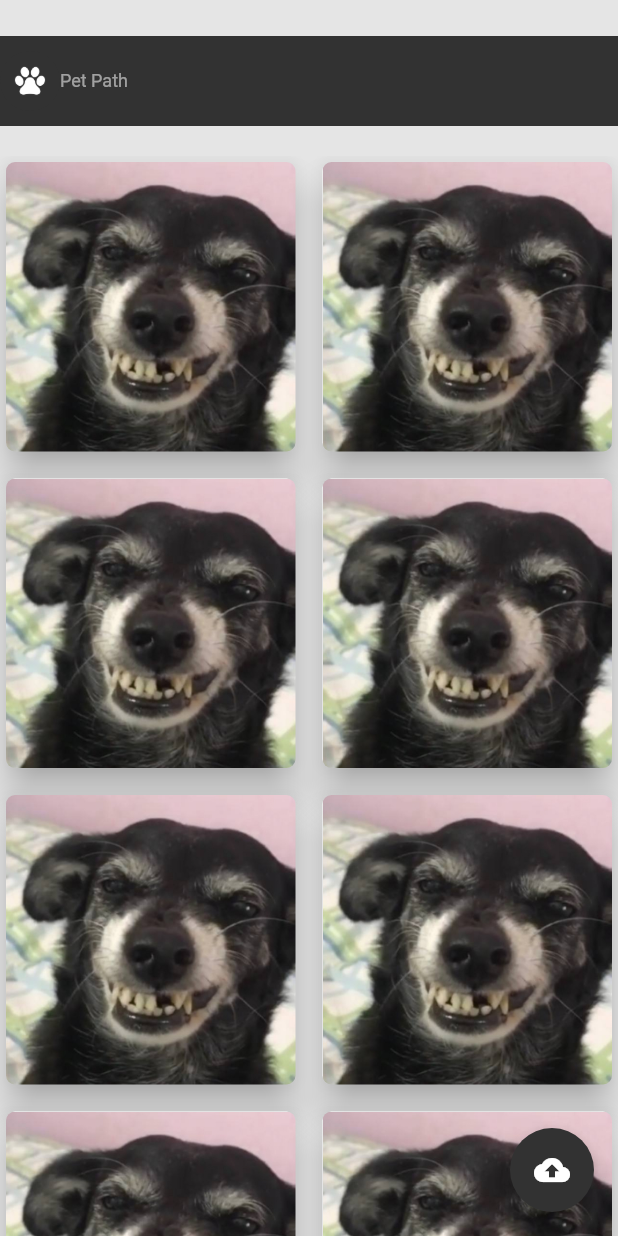
After one commit to Amanda-Gao/UCL-MobileApps-Project, a Flutter app: the HomePage screen opened directly, after a tap on the "cloud upload" icon, on a phone screen of 412 x 824 dp. The commit adds this screen. Run offline on Flutter 3.47's test engine with Material 2 defaults, Android fonts, the phone set to English and light mode, and no system bars; our stand-ins replace flutter_svg, image_picker, vibration.

Commit message:
Andamento da home

```diff
--- a/lib/main.dart
+++ b/lib/main.dart
@@ -7,7 +7,7 @@ import 'package:pet_path/value/route_app.dart';
 
 void main() {
   final statusStyle = SystemUiOverlayStyle(
-      statusBarColor: ColorApp.primary,
+      statusBarColor: Color(0xFF323232),
       statusBarIconBrightness: Brightness.light
   );
 
--- /dev/null
+++ b/lib/page/home_page.dart
@@ -0,0 +1,292 @@
+import 'dart:convert';
+import 'dart:io';
+
+import 'package:flutter/material.dart';
+import 'package:flutter_svg/svg.dart';
+import 'package:image_picker/image_picker.dart';
+import 'package:pet_path/value/color_app.dart';
+import 'package:pet_path/value/img_app.dart';
+import 'package:http/http.dart' as http;
+import '../app_config.dart';
+
+class HomePage extends StatefulWidget{
+
+  final String userName;
+
+  HomePage({
+    this.userName = "userName"
+  });
+
+  @override
+  State<StatefulWidget> createState() => _HomePageState(userName);
+}
+
+class _HomePageState extends State<HomePage>{
+
+  File _image;
+  String userName;
+  final scaffoldState = GlobalKey<ScaffoldState>();
+  var hideFloatting = false;
+  var happy = false;
+  var sad = false;
+  PersistentBottomSheetController _controller;
+  List<String> posts;
+  var isUploading = false;
+  var refreshKey = GlobalKey<RefreshIndicatorState>();
+
+  final c1 = TextEditingController();
+  final c2 = TextEditingController();
+  final c3 = TextEditingController();
+
+  _HomePageState(final String userName){
+    this.userName = userName;
+  }
+
+  @override
+  void initState() {
+    //getPosts();
+    super.initState();
+  }
+
+  @override
+  Widget build(BuildContext context) {
+    return Scaffold(
+        key: scaffoldState,
+        resizeToAvoidBottomInset: false,
+        backgroundColor: ColorApp.primary,
+        body:
+        Container(
+          padding: EdgeInsets.only(top: 24.0),
+          child:  Column(
+            crossAxisAlignment: CrossAxisAlignment.start,
+            children: [
+              Container(
+                margin: EdgeInsets.only(bottom: 20),
+                color: Color(0xFF323232),
+                height: 60,
+                child: Row(
+                  children: [
+                    Image.asset(ImgApp.logo, height: 40),
+                    Text("Pet Path", style: TextStyle(color: ColorApp.white[54], fontSize: 12))
+                  ],
+                ),
+              ),
+              Expanded(
+                child: /*posts != null && posts.length > 0 ? RefreshIndicator(
+                  onRefresh: () {},
+                  child: */GridView.count(
+                  // Cria um grid com duas colunas
+                  crossAxisCount: 2,
+                  // Gera 100 Widgets que exibem o seu índice
+                  crossAxisSpacing: 10,
+                  mainAxisSpacing: 10,
+                  padding: EdgeInsets.zero,
+
+                  children: List.generate(10, (index) {
+                    return Card(
+                        semanticContainer: true,
+                        clipBehavior: Clip.antiAliasWithSaveLayer,
+                      shape: RoundedRectangleBorder(
+                        borderRadius: BorderRadius.circular(6),
+                      ),
+                      elevation: 10,
+                      child: Center(
+                        child: Image.asset(ImgApp.dog,),
+                      ),
+                    );
+                  }),
+                ) /*: Center(child: posts == null ? SizedBox(width: 50, height: 50, child: CircularProgressIndicator()) : Container(child: Text("Nenhuma postagem encontrada!", style: TextStyle(fontSize: 18, color: ColorApp.white[26])))),*/
+              )
+            ],
+          ),
+        ),
+        floatingActionButton: hideFloatting ? Container() : FloatingActionButton(
+          onPressed: () {
+            setState(() {
+              hideFloatting = true;
+            });
+            getImage();
+          },
+          child: const Icon(Icons.cloud_upload_rounded, color: Colors.white),
+          backgroundColor: Color(0xFF323232),
+        )
+    );
+  }
+
+  Future getImage() async {
+    final picker = ImagePicker();
+    final pickedFile = await picker.getImage(
+        source: ImageSource.gallery,
+        imageQuality: 10,
+        maxHeight: 1080,
+        maxWidth: 1080
+    );
+
+    setState(() {
+      if (pickedFile != null) {
+        _image = File(pickedFile.path);
+        if(_image != null) {
+          final bytes = _image.readAsBytesSync();
+          String img64 = base64Encode(bytes);
+
+          //print(img64);
+
+          _uploadImage(context, img64);
+        }
+      }
+      else{
+        hideFloatting = false;
+      }
+    });
+  }
+
+  /*Future postImage(base64, feeling) async {
+    var url = Uri.parse('${AppConfig.url}post');
+    var response = await http.post(url, headers: {"Content-Type": "application/json"}, body:  json.encode({'user': userName, 'image64': base64, 'feeling': feeling}));
+    var body = json.decode(response.body);
+
+    await getPosts();
+  }*/
+
+  /*Future getPosts() async {
+    var url = Uri.parse('${AppConfig.url}feed');
+    var response = await http.get(url, headers: {"Content-Type": "application/json"});
+    //print(response.body.toString());
+    List body = json.decode(response.body);
+    posts = [];
+    setState(() {
+      for(var post in body){
+        var format = new DateTime.fromMillisecondsSinceEpoch(post['timestamp'], isUtc: true);
+        posts.add(new FeedItem(
+          postId: post['id'],
+          userName: post["user"],
+          dateTime: format.toIso8601String(),
+          image64: base64Decode(post["image64"]),
+          feeling: post["feeling"],
+          majority: post["majority_feeling"],
+        ));
+      }
+    });
+  }*/
+
+  void _uploadImage(context, base64){
+    final width = MediaQuery.of(context).size.width * 0.3;
+
+    sad = false;
+    happy = true;
+    _controller = scaffoldState.currentState.showBottomSheet(
+        BottomSheet(
+            onClosing: (){},
+            builder: (BuildContext context){
+              return Container(
+                height: 500,
+                color: Color(0xFF323232),
+                padding: EdgeInsets.symmetric(horizontal: 20),
+                child: Column(
+                  children: [
+                    Container(
+                      decoration: BoxDecoration(
+                          color: ColorApp.white.withOpacity(0.08),
+                          borderRadius: BorderRadius.circular(16)
+                      ),
+                      margin: EdgeInsets.symmetric(vertical: 15),
+                      width: 150,
+                      height: 10,
+                    ),
+                    Container(
+                      margin: EdgeInsets.only(top: 15),
+                      child: Column(
+                        children: [
+                          isUploading ? Container(margin: EdgeInsets.only(top: 50), child: SizedBox(width: 25, height: 25, child: CircularProgressIndicator())) : Image.file(_image, height: 150, filterQuality: FilterQuality.none),
+                          Container(
+                            margin: EdgeInsets.only(top: 30, bottom: 0),
+                            child: !isUploading ? Row(
+                              mainAxisAlignment: MainAxisAlignment.center,
+                              children: [
+                              ],
+                            ) : Container(),
+                          )
+                        ],
+                      ),
+                    ),
+                    TextField(
+                      controller: c1,
+                      style: TextStyle(
+                        color: Colors.black,
+                      ),
+                      obscureText: true,
+                      decoration: InputDecoration(
+                          hintStyle: TextStyle(color: ColorApp.black[26]),
+                          border: OutlineInputBorder(),
+                          filled: true,
+                          fillColor: Colors.white,
+                          hintText: 'Nome'
+                      ),
+                    ),
+                    TextField(
+                      controller: c2,
+                      style: TextStyle(
+                        color: Colors.black,
+                      ),
+                      obscureText: true,
+                      decoration: InputDecoration(
+                          hintStyle: TextStyle(color: ColorApp.black[26]),
+                          border: OutlineInputBorder(),
+                          filled: true,
+                          fillColor: Colors.white,
+                          hintText: 'Descrição'
+                      ),
+                    ),
+                    TextField(
+                      controller: c3,
+                      style: TextStyle(
+                        color: Colors.black,
+                      ),
+                      obscureText: true,
+                      decoration: InputDecoration(
+                          hintStyle: TextStyle(color: ColorApp.black[26]),
+                          border: OutlineInputBorder(),
+                          filled: true,
+                          fillColor: Colors.white,
+                          hintText: 'Localização'
+                      ),
+                    ),
+                    Container(margin: EdgeInsets.only(top: 20)),
+                    Row(
+                      mainAxisAlignment: MainAxisAlignment.end,
+                      children: [
+                        !isUploading ?
+                        FloatingActionButton(
+                          onPressed: () {
+                            /*if(!isUploading){
+                              _controller.setState(() {
+                                isUploading = true;
+                              });
+                              postImage(base64, happy ? 1 : 2).then((_){
+                                _controller.setState(() {
+                                  isUploading = false;
+                                });
+                                _controller.close();
+                              });
+                            }*/
+                            _controller.close();
+                          },
+                          child: const Icon(Icons.send, color: Color(0xFF323232)),
+                          backgroundColor: Colors.white,
+                        ) : Container()
+                      ],
+                    )
+                  ],
+                ),
+              );
+            }
+        ).builder
+    );
+    _controller.closed.whenComplete((){
+      print("Modal fechou!");
+      setState(() {
+        hideFloatting = false;
+      });
+    });
+  }
+}
--- a/lib/page/login_register_page.dart
+++ b/lib/page/login_register_page.dart
@@ -6,6 +6,8 @@ import 'package:http/http.dart' as http;
 import 'package:pet_path/app_config.dart';
 import 'package:pet_path/value/color_app.dart';
 import 'package:pet_path/value/img_app.dart';
+
+import 'home_page.dart';
 
 class LoginRegisterPage extends StatefulWidget{
 
@@ -174,11 +176,11 @@ class _LoginRegisterPageState extends State<LoginRegisterPage>{
     });
 
     if(body['status'] == true){
-      /*AppConfig.userNameLogged = login;
+      //AppConfig.userNameLogged = login;
       Navigator.pushReplacement(
         context,
         MaterialPageRoute(builder: (context) => HomePage(userName: login)),
-      );*/
+      );
     }
     else{
       _showMyDialog("Login", body['message']);
--- a/lib/value/img_app.dart
+++ b/lib/value/img_app.dart
@@ -4,4 +4,5 @@ class ImgApp{
   static const _assets = "assets/image";
 
   static const logo = "$_assets/logo.png";
+  static const dog = "$_assets/dog.jpg";
 }
```
Also changed, not shown: assets/image/dog.jpg (added).
